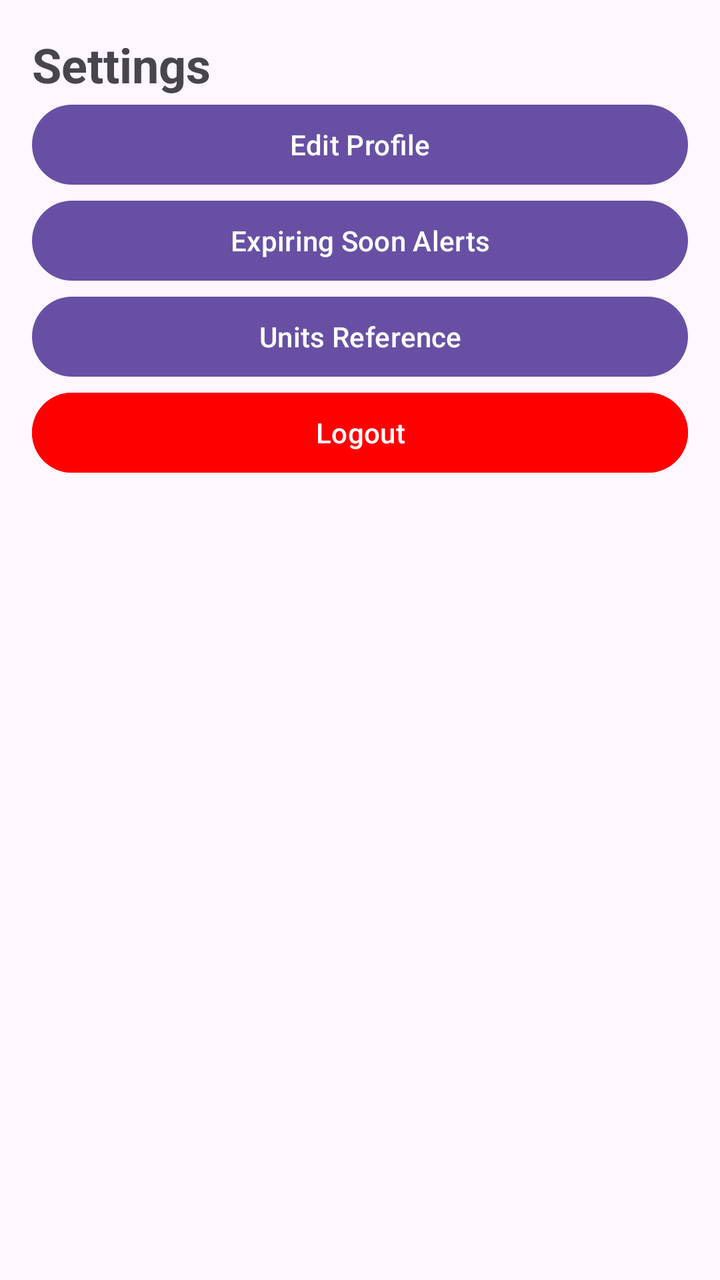
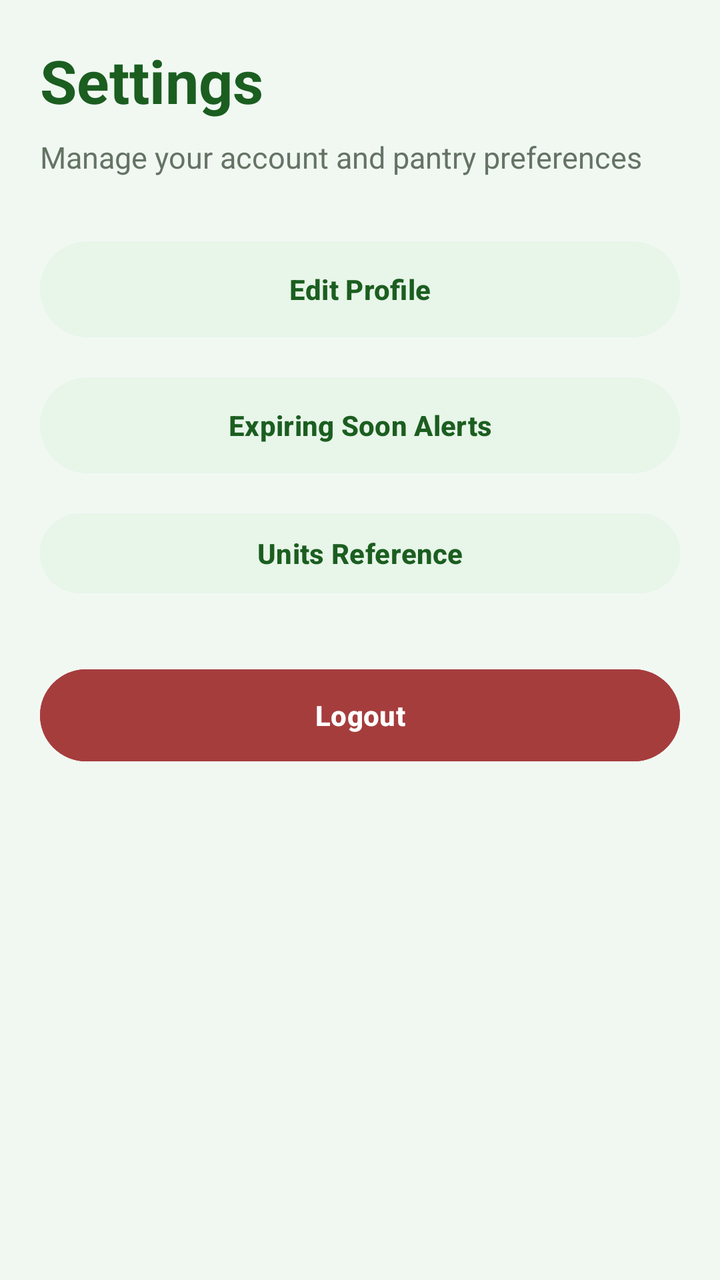

Before-and-after screenshots of an Android layout around one commit, followed by the original layout XML and the change that was made.
<!-- AndroidManifest.xml: application theme Theme.SmartPantryManager -->
<!-- res/layout/activity_settings.xml -->
<?xml version="1.0" encoding="utf-8"?>
<LinearLayout xmlns:android="http://schemas.android.com/apk/res/android"
    android:orientation="vertical"
    android:padding="16dp"
    android:layout_width="match_parent"
    android:layout_height="match_parent">

    <TextView
        android:text="Settings"
        android:textSize="24sp"
        android:textStyle="bold"
        android:layout_width="wrap_content"
        android:layout_height="wrap_content" />

    <Button
        android:id="@+id/btnEditProfile"
        android:text="Edit Profile"
        android:layout_width="match_parent"
        android:layout_height="wrap_content" />

    <Button
        android:id="@+id/btnExpire"
        android:text="Expiring Soon Alerts"
        android:layout_width="match_parent"
        android:layout_height="wrap_content" />

    <Button
        android:id="@+id/btnUnits"
        android:text="Units Reference"
        android:layout_width="match_parent"
        android:layout_height="wrap_content" />

    <Button
        android:id="@+id/btnLogout"
        android:text="Logout"
        android:backgroundTint="@color/Red"
        android:layout_width="match_parent"
        android:layout_height="wrap_content" />

</LinearLayout>
<!-- resources referenced by this layout -->
<resources>
  <color name="Red">#FF0000</color>
  <style name="Theme.SmartPantryManager" parent="Base.Theme.SmartPantryManager" />
  <style name="Base.Theme.SmartPantryManager" parent="Theme.Material3.DayNight.NoActionBar">
          
          
      </style>
</resources>

<!-- the commit's change to res/layout/activity_settings.xml (unified diff, before → after) -->
@@ -1,40 +1,65 @@
 <?xml version="1.0" encoding="utf-8"?>
 <LinearLayout xmlns:android="http://schemas.android.com/apk/res/android"
     android:orientation="vertical"
-    android:padding="16dp"
+    android:padding="20dp"
+    android:background="@color/green_very_light"
     android:layout_width="match_parent"
     android:layout_height="match_parent">
 
     <TextView
         android:text="Settings"
-        android:textSize="24sp"
+        android:textSize="30sp"
         android:textStyle="bold"
+        android:textColor="@color/green_dark"
+        android:layout_marginBottom="8dp"
         android:layout_width="wrap_content"
         android:layout_height="wrap_content" />
+
+    <TextView
+        android:text="Manage your account and pantry preferences"
+        android:textSize="15sp"
+        android:textColor="@color/text_secondary"
+        android:layout_marginBottom="28dp"
+        android:layout_width="wrap_content"
+        android:layout_height="wrap_content"/>
 
     <Button
         android:id="@+id/btnEditProfile"
         android:text="Edit Profile"
+        android:textColor="@color/green_dark"
+        android:textStyle="bold"
+        android:backgroundTint="@color/green_light"
         android:layout_width="match_parent"
-        android:layout_height="wrap_content" />
+        android:layout_height="56dp" />
 
     <Button
         android:id="@+id/btnExpire"
         android:text="Expiring Soon Alerts"
+        android:textColor="@color/green_dark"
+        android:textStyle="bold"
+        android:backgroundTint="@color/green_light"
+        android:layout_marginTop="12dp"
         android:layout_width="match_parent"
-        android:layout_height="wrap_content" />
+        android:layout_height="56dp" />
 
     <Button
         android:id="@+id/btnUnits"
         android:text="Units Reference"
+        android:textColor="@color/green_dark"
+        android:textStyle="bold"
+        android:backgroundTint="@color/green_light"
+        android:layout_marginTop="12dp"
         android:layout_width="match_parent"
         android:layout_height="wrap_content" />
 
     <Button
         android:id="@+id/btnLogout"
         android:text="Logout"
-        android:backgroundTint="@color/Red"
+        android:textStyle="bold"
+        android:textColor="@color/White"
+        android:backgroundTint="@color/red_dark"
+        android:layout_marginTop="30dp"
         android:layout_width="match_parent"
-        android:layout_height="wrap_content" />
+        android:layout_height="54dp" />
 
 </LinearLayout>
<!-- resource entries referenced after the edit -->
@@ -1,6 +1,11 @@
 <!-- resources referenced by this layout -->
 <resources>
-  <color name="Red">#FF0000</color>
+  <color name="White">#FFFFFF</color>
+  <color name="green_dark">#1B5E20</color>
+  <color name="green_light">#E8F5E9</color>
+  <color name="green_very_light">#F1F8F2</color>
+  <color name="red_dark">#A63D3D</color>
+  <color name="text_secondary">#657365</color>
   <style name="Theme.SmartPantryManager" parent="Base.Theme.SmartPantryManager" />
   <style name="Base.Theme.SmartPantryManager" parent="Theme.Material3.DayNight.NoActionBar">
           
